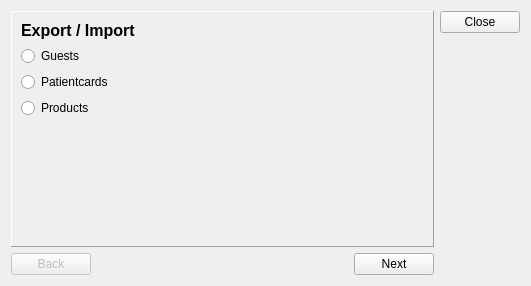
First picture: the form in client/dlgExportImport.ui, repository tbikfalvi/Belenus, before the edit.
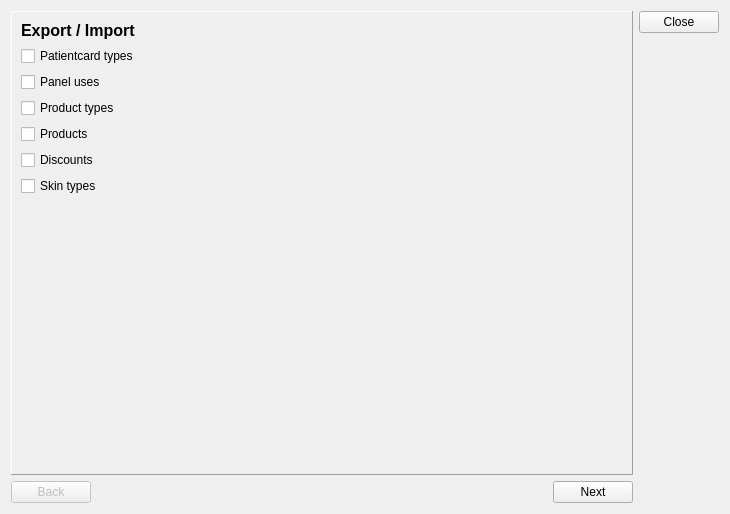
Second picture: the form after the edit.

The edit to the form file:
```diff
--- a/client/dlgExportImport.ui
+++ b/client/dlgExportImport.ui
@@ -6,8 +6,8 @@
    <rect>
     <x>0</x>
     <y>0</y>
-    <width>531</width>
-    <height>286</height>
+    <width>730</width>
+    <height>514</height>
    </rect>
   </property>
   <property name="windowTitle">
@@ -47,26 +47,47 @@
           </widget>
          </item>
          <item>
-          <widget class="QRadioButton" name="rbGuest">
+          <widget class="QCheckBox" name="chkPatientCardTypes">
            <property name="text">
-            <string>Guests</string>
+            <string>Patientcard types</string>
            </property>
           </widget>
          </item>
          <item>
-          <widget class="QRadioButton" name="rbPatientCard">
+          <widget class="QCheckBox" name="chkPanelUses">
            <property name="text">
-            <string>Patientcards</string>
+            <string>Panel uses</string>
            </property>
           </widget>
          </item>
          <item>
-          <widget class="QRadioButton" name="rbProduct">
+          <widget class="QCheckBox" name="chkProductTypes">
+           <property name="text">
+            <string>Product types</string>
+           </property>
+          </widget>
+         </item>
+         <item>
+          <widget class="QCheckBox" name="chkProducts">
            <property name="text">
             <string>Products</string>
            </property>
           </widget>
          </item>
+         <item>
+          <widget class="QCheckBox" name="chkDiscounts">
+           <property name="text">
+            <string>Discounts</string>
+           </property>
+          </widget>
+         </item>
+         <item>
+          <widget class="QCheckBox" name="chkSkinTypes">
+           <property name="text">
+            <string>Skin types</string>
+           </property>
+          </widget>
+         </item>
          <item>
           <widget class="QLabel" name="lblComment">
            <property name="text">
```
Left out of the diff: 15 changed lines with no effect on the pictures.
